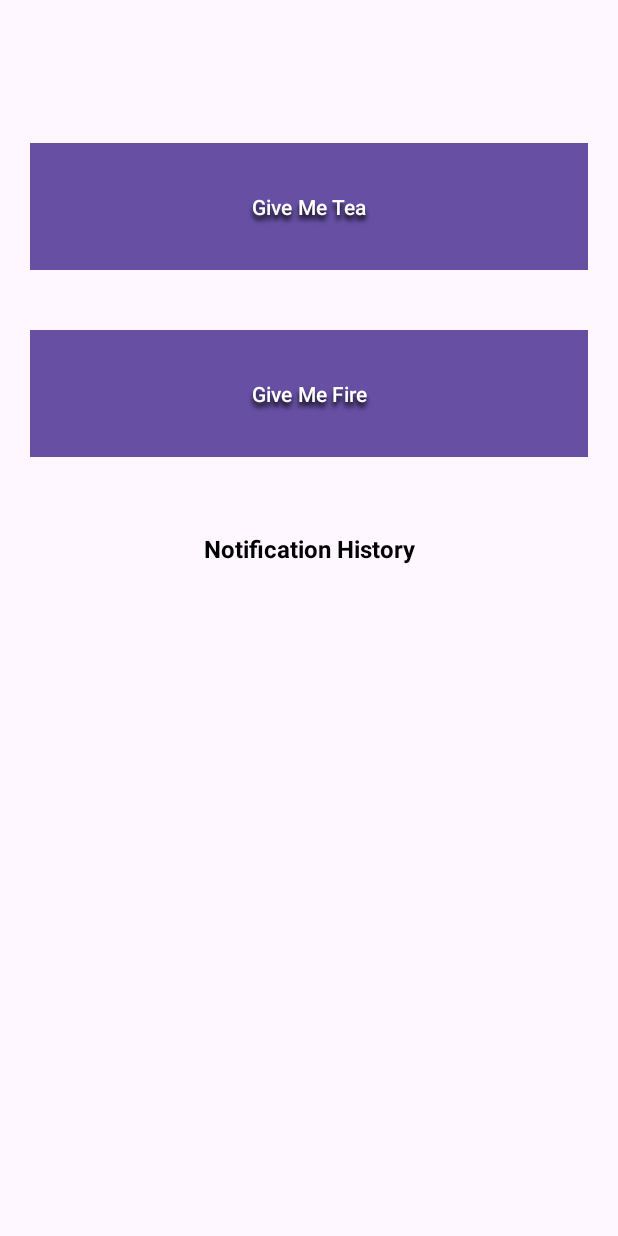
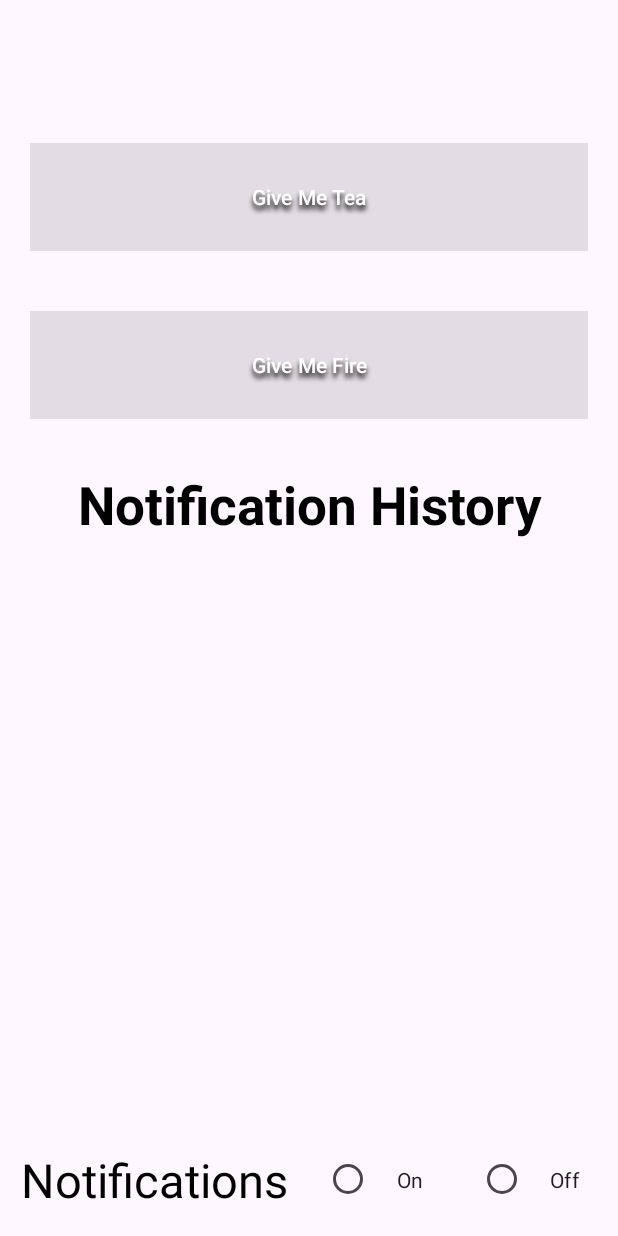
Before and after one commit to VCNMB-Classwork/opsc-ice-task-2-2024-lisan-al-gaib, an Android app: the screen it shows after launch (MainActivity), on a phone screen of 412 x 824 dp. Run offline under Robolectric (Android 15) with nearby library versions, the phone set to English and light mode, and no system bars.

Commit message:
Added Notification On/Off feature

```diff
--- a/app/src/main/java/com/st10079970/st10079970_opsc_ice_3/MainActivity.kt
+++ b/app/src/main/java/com/st10079970/st10079970_opsc_ice_3/MainActivity.kt
@@ -1,5 +1,4 @@
 package com.st10079970.st10079970_opsc_ice_3
-
 
 import NotificationAdapter
 import android.annotation.SuppressLint
@@ -12,14 +11,14 @@ import android.os.Build
 import android.os.Bundle
 import android.util.Log
 import android.widget.Button
+import android.widget.RadioButton
+import android.widget.RadioGroup
 import androidx.appcompat.app.AppCompatActivity
 import androidx.core.app.NotificationCompat
 import androidx.core.app.NotificationManagerCompat
 import androidx.core.content.ContextCompat
 import androidx.recyclerview.widget.LinearLayoutManager
 import androidx.recyclerview.widget.RecyclerView
-import kotlin.random.Random
-
 
 class MainActivity : AppCompatActivity() {
     private val CHANNEL_ID = "tea_channel_id"
@@ -28,34 +27,73 @@ class MainActivity : AppCompatActivity() {
     private lateinit var notificationAdapter: NotificationAdapter
     private lateinit var recyclerView: RecyclerView
     private lateinit var notificationRecyclerView: RecyclerView
+    private lateinit var teaButton: Button
+    private lateinit var fireButton: Button
+    private lateinit var radioGroupNotif: RadioGroup
+    private lateinit var rdbNotifOn: RadioButton
+    private lateinit var rdbNotifOff: RadioButton
 
     override fun onCreate(savedInstanceState: Bundle?) {
         super.onCreate(savedInstanceState)
         setContentView(R.layout.activity_main)
 
-        // Initialize NotificationDatabaseHelper
         notificationDatabaseHelper = NotificationDatabaseHelper(this)
-        // Initialize RecyclerView
         notificationRecyclerView = findViewById(R.id.rvNotificationHistory)
         val layoutManager = LinearLayoutManager(this)
-        layoutManager.reverseLayout = true // Reverse the order of items
-        layoutManager.stackFromEnd = true // Ensure new items are added at the top
+        layoutManager.reverseLayout = true
+        layoutManager.stackFromEnd = true
         notificationRecyclerView.layoutManager = layoutManager
         notificationAdapter = NotificationAdapter(emptyList())
         notificationRecyclerView.adapter = notificationAdapter
         createNotificationChannel()
 
-        // Load notification history on start
-        //loadNotificationHistory()
+        loadNotificationHistory()
 
-        // Set up the notification channel
         createNotificationChannel()
 
-        // Set up the button click listener
-        val teaButton: Button = findViewById(R.id.btnTeaNotification)
+        teaButton = findViewById(R.id.btnTeaNotification)
+        fireButton = findViewById(R.id.btnFirebaseNotification)
         teaButton.setOnClickListener {
-            handleTeaButtonClick()
+            if (isNotificationEnabled()) {
+                handleTeaButtonClick()
+            }
         }
+        fireButton.setOnClickListener {
+            if (isNotificationEnabled()) {
+                handleFireButtonClick()
+            }
+        }
+
+        radioGroupNotif = findViewById(R.id.radioGroupNotif)
+        rdbNotifOn = findViewById(R.id.rdbNotifOn)
+        rdbNotifOff = findViewById(R.id.rdbNotifOff)
+
+        radioGroupNotif.setOnCheckedChangeListener { _, checkedId ->
+            when (checkedId) {
+                R.id.rdbNotifOn -> enableNotifications()
+                R.id.rdbNotifOff -> disableNotifications()
+            }
+        }
+
+        if (rdbNotifOn.isChecked) {
+            enableNotifications()
+        } else {
+            disableNotifications()
+        }
+    }
+
+    private fun isNotificationEnabled(): Boolean {
+        return rdbNotifOn.isChecked
+    }
+
+    private fun enableNotifications() {
+        teaButton.isEnabled = true
+        fireButton.isEnabled = true
+    }
+
+    private fun disableNotifications() {
+        teaButton.isEnabled = false
+        fireButton.isEnabled = false
     }
 
     private fun handleTeaButtonClick() {
@@ -74,9 +112,13 @@ class MainActivity : AppCompatActivity() {
         }
     }
 
+    private fun handleFireButtonClick() {
+    }
+
     private fun addNotificationToDatabase(recipe: String) {
         notificationDatabaseHelper.addNotification(recipe)
         loadNotificationHistory()
+        scrollToTop()
     }
 
     private fun loadNotificationHistory() {
@@ -115,6 +157,7 @@ class MainActivity : AppCompatActivity() {
             .setPriority(NotificationCompat.PRIORITY_HIGH)
             .setCategory(NotificationCompat.CATEGORY_CALL)
             .setFullScreenIntent(fullScreenPendingIntent, true)
+            .setTimeoutAfter(500)
 
         with(NotificationManagerCompat.from(this)) {
             notify(1001, builder.build())
@@ -141,4 +184,8 @@ class MainActivity : AppCompatActivity() {
             }
         }
     }
+
+    private fun scrollToTop() {
+        notificationRecyclerView.scrollToPosition(maxOf(0, notificationAdapter.itemCount - 1))
+    }
 }
--- a/app/src/main/res/layout/activity_main.xml
+++ b/app/src/main/res/layout/activity_main.xml
@@ -7,8 +7,8 @@
     tools:context=".MainActivity">
 
     <LinearLayout
-        android:layout_width="0dp"
-        android:layout_height="0dp"
+        android:layout_width="match_parent"
+        android:layout_height="match_parent"
         android:orientation="vertical"
         app:layout_constraintBottom_toBottomOf="parent"
         app:layout_constraintEnd_toEndOf="parent"
@@ -72,12 +72,13 @@
                 android:id="@+id/textView"
                 android:layout_width="match_parent"
                 android:layout_height="match_parent"
+                android:layout_margin="10dp"
                 android:elevation="8dp"
                 android:gravity="center"
                 android:text="Notification History"
                 android:textAlignment="center"
                 android:textColor="#000000"
-                android:textSize="16sp"
+                android:textSize="35sp"
                 android:textStyle="bold" />
         </TableRow>
 
@@ -91,7 +92,73 @@
                 android:id="@+id/rvNotificationHistory"
                 android:layout_width="match_parent"
                 android:layout_height="match_parent"
-                android:layout_margin="20dp" />
+                android:layout_margin="20dp"
+                android:scrollbarStyle="insideInset"
+                android:scrollbars="vertical" />
+        </TableRow>
+
+        <TableRow
+            android:layout_width="match_parent"
+            android:layout_height="75dp" >
+
+            <LinearLayout
+                android:layout_width="match_parent"
+                android:layout_height="match_parent"
+                android:orientation="horizontal">
+
+                <TableRow
+                    android:layout_width="0dp"
+                    android:layout_height="match_parent"
+                    android:layout_weight="1.5">
+
+                    <TextView
+                        android:id="@+id/txtToggleNotif"
+                        android:layout_width="match_parent"
+                        android:layout_height="match_parent"
+                        android:layout_margin="10dp"
+                        android:gravity="center"
+                        android:text="Notifications"
+                        android:textAlignment="center"
+                        android:textColor="#000000"
+                        android:textSize="31sp" />
+                </TableRow>
+
+                <TableRow
+                    android:layout_width="0dp"
+                    android:layout_height="match_parent"
+                    android:layout_weight="1.5" >
+
+                    <RadioGroup
+                        android:id="@+id/radioGroupNotif"
+                        android:layout_width="match_parent"
+                        android:layout_height="match_parent"
+                        android:orientation="horizontal">
+
+                        <RadioButton
+                            android:id="@+id/rdbNotifOn"
+                            android:layout_width="0dp"
+                            android:layout_height="match_parent"
+                            android:layout_weight="1"
+                            android:layout_margin="10dp"
+                            android:gravity="center"
+                            android:text="On"
+                            android:textAlignment="center"
+                            tools:ignore="TouchTargetSizeCheck" />
+
+                        <RadioButton
+                            android:id="@+id/rdbNotifOff"
+                            android:layout_width="0dp"
+                            android:layout_height="match_parent"
+                            android:layout_weight="1"
+                            android:layout_margin="10dp"
+                            android:text="Off"
+                            android:textAlignment="center"
+                            tools:ignore="TouchTargetSizeCheck" />
+
+                    </RadioGroup>
+                </TableRow>
+
+            </LinearLayout>
         </TableRow>
 
     </LinearLayout>
```
